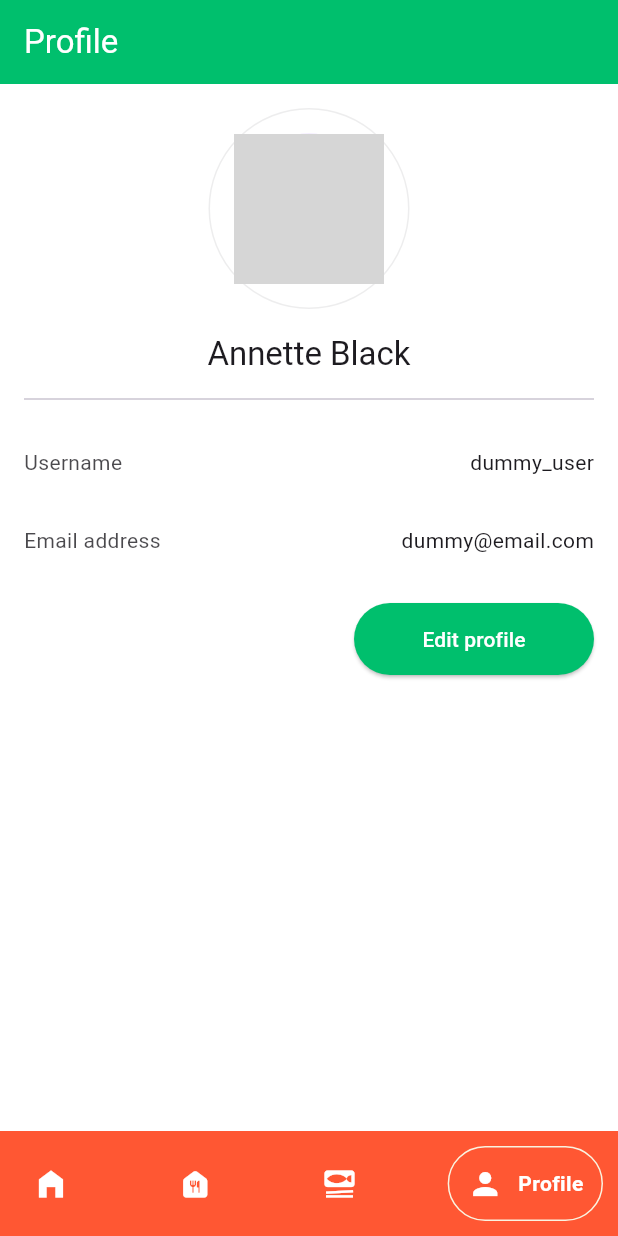
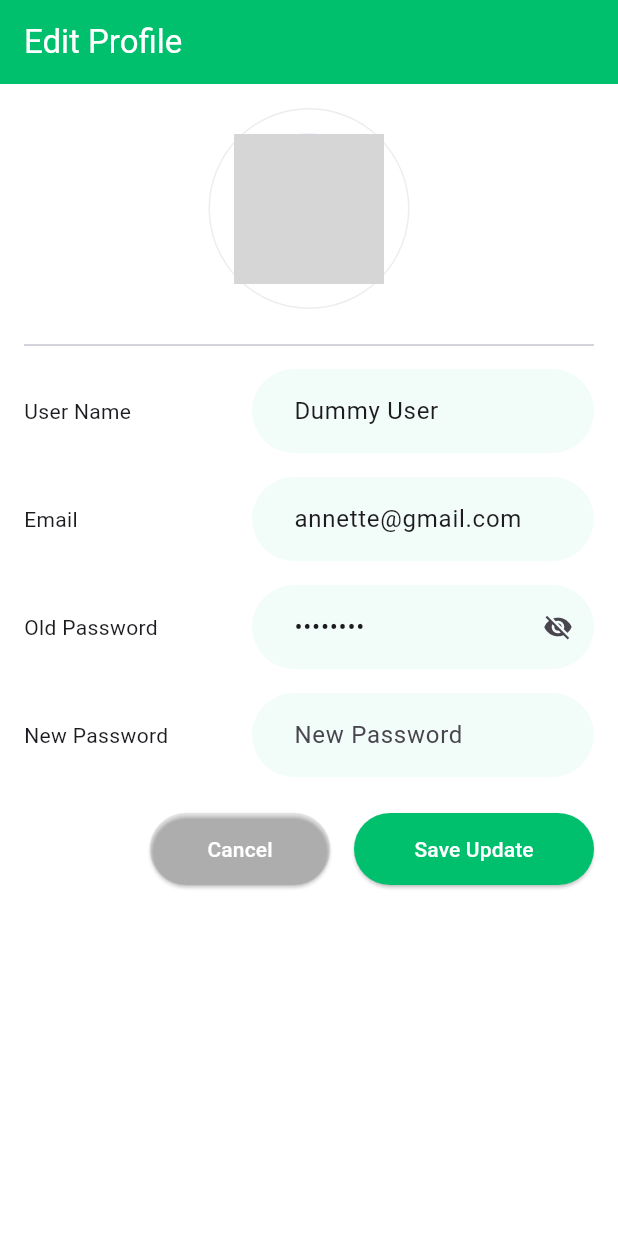
Before and after one commit to VladConstantinescu02/Diploma_Project, a Flutter app: the ProfileScreen screen opened by its route, after a tap on "Edit profile", on a phone screen of 412 x 824 dp. Run offline on Flutter 3.47's test engine with Material 3 defaults, Android fonts, the phone set to English and light mode, and no system bars; drawn by our look-alikes of google_nav_bar; our stand-ins replace firebase_core, flutter_riverpod, flutter_slidable, go_router, lottie; accounts and stored records are empty; network calls fail; grey boxes are pictures that could not be loaded.

Commit message:
Front-end modifications, awaiting back-end

```diff
--- a/lib/config/routing/router_configuration.dart
+++ b/lib/config/routing/router_configuration.dart
@@ -6,6 +6,7 @@ import '../../features/authentification/screens/login_screen.dart';
 import '../../features/authentification/screens/register_screen.dart';
 import '../../features/fridge/screens/fridge_screen.dart';
 import '../../features/homepage/screens/homepage.dart';
+import '../../features/profile/screens/edit_profile_screen.dart';
 import '../navigation/navigationbar.dart';
 import '../../features/meals/screens/meals_screen.dart';
 import '../../features/profile/screens/profile_screen.dart';
@@ -59,6 +60,11 @@ final routerProvider = Provider<GoRouter>((ref) {
         name: 'Register',
         builder: (context, state) => RegisterScreen(),
       ),
+      GoRoute(
+          path: '/editProfile',
+          name: 'EditPrfile',
+          builder: (context, state) => const EditProfileScreen(),
+      ),
       StatefulShellRoute.indexedStack(
         builder: (context, state, navigationShell) {
           return Scaffold(
--- /dev/null
+++ b/lib/features/profile/screens/edit_profile_screen.dart
@@ -0,0 +1,150 @@
+import 'package:flutter/material.dart';
+import 'package:go_router/go_router.dart';
+import '../widgets/input_text_field.dart';
+import '../widgets/profile_photo.dart';
+
+class EditProfileScreen extends StatelessWidget {
+  const EditProfileScreen({super.key});
+
+  @override
+  Widget build(BuildContext context) {
+    return Scaffold(
+      backgroundColor: Colors.white,
+      appBar: AppBar(
+        centerTitle: false,
+        elevation: 0,
+        backgroundColor: const Color(0xFF00BF6D),
+        foregroundColor: Colors.white,
+        title: const Text("Edit Profile"),
+      ),
+      body: SingleChildScrollView(
+        padding: const EdgeInsets.symmetric(horizontal: 16.0),
+        child: Column(
+          children: [
+            ProfilePic(
+              image: 'https://i.postimg.cc/cCsYDjvj/user-2.png',
+              imageUploadBtnPress: () {},
+            ),
+            const Divider(),
+            Form(
+              child: Column(
+                children: [
+                  UserInfoEditField(
+                    text: "User Name",
+                    child: TextFormField(
+                      initialValue: "Dummy User",
+                      decoration: InputDecoration(
+                        filled: true,
+                        fillColor: const Color(0xFF00BF6D).withOpacity(0.05),
+                        contentPadding: const EdgeInsets.symmetric(
+                            horizontal: 16.0 * 1.5, vertical: 16.0),
+                        border: const OutlineInputBorder(
+                          borderSide: BorderSide.none,
+                          borderRadius: BorderRadius.all(Radius.circular(50)),
+                        ),
+                      ),
+                    ),
+                  ),
+                  UserInfoEditField(
+                    text: "Email",
+                    child: TextFormField(
+                      initialValue: "annette@gmail.com",
+                      decoration: InputDecoration(
+                        filled: true,
+                        fillColor: const Color(0xFF00BF6D).withOpacity(0.05),
+                        contentPadding: const EdgeInsets.symmetric(
+                            horizontal: 16.0 * 1.5, vertical: 16.0),
+                        border: const OutlineInputBorder(
+                          borderSide: BorderSide.none,
+                          borderRadius: BorderRadius.all(Radius.circular(50)),
+                        ),
+                      ),
+                    ),
+                  ),
+                  UserInfoEditField(
+                    text: "Old Password",
+                    child: TextFormField(
+                      obscureText: true,
+                      initialValue: "demopass",
+                      decoration: InputDecoration(
+                        suffixIcon: const Icon(
+                          Icons.visibility_off,
+                          size: 20,
+                        ),
+                        filled: true,
+                        fillColor: const Color(0xFF00BF6D).withOpacity(0.05),
+                        contentPadding: const EdgeInsets.symmetric(
+                            horizontal: 16.0 * 1.5, vertical: 16.0),
+                        border: const OutlineInputBorder(
+                          borderSide: BorderSide.none,
+                          borderRadius: BorderRadius.all(Radius.circular(50)),
+                        ),
+                      ),
+                    ),
+                  ),
+                  UserInfoEditField(
+                    text: "New Password",
+                    child: TextFormField(
+                      decoration: InputDecoration(
+                        hintText: "New Password",
+                        filled: true,
+                        fillColor: const Color(0xFF00BF6D).withOpacity(0.05),
+                        contentPadding: const EdgeInsets.symmetric(
+                            horizontal: 16.0 * 1.5, vertical: 16.0),
+                        border: const OutlineInputBorder(
+                          borderSide: BorderSide.none,
+                          borderRadius: BorderRadius.all(Radius.circular(50)),
+                        ),
+                      ),
+                    ),
+                  ),
+                ],
+              ),
+            ),
+            const SizedBox(height: 16.0),
+            Row(
+              mainAxisAlignment: MainAxisAlignment.end,
+              children: [
+                SizedBox(
+                  width: 120,
+                  child: ElevatedButton(
+                    onPressed: () {
+                      context.go('/profile');
+                    },
+                    style: ElevatedButton.styleFrom(
+                      backgroundColor: Theme.of(context)
+                          .textTheme
+                          .bodyLarge!
+                          .color!
+                          .withOpacity(0.08),
+                      foregroundColor: Colors.white,
+                      minimumSize: const Size(double.infinity, 48),
+                      shape: const StadiumBorder(),
+                    ),
+                    child: const Text("Cancel"),
+                  ),
+                ),
+                const SizedBox(width: 16.0),
+                SizedBox(
+                  width: 160,
+                  child: ElevatedButton(
+                    style: ElevatedButton.styleFrom(
+                      backgroundColor: const Color(0xFF00BF6D),
+                      foregroundColor: Colors.white,
+                      minimumSize: const Size(double.infinity, 48),
+                      shape: const StadiumBorder(),
+                    ),
+                    onPressed: () {
+                      context.go('/profile');
+                    },
+                    child: const Text("Save Update"),
+                  ),
+                ),
+              ],
+            ),
+          ],
+        ),
+      ),
+    );
+  }
+}
--- a/lib/features/profile/screens/profile_screen.dart
+++ b/lib/features/profile/screens/profile_screen.dart
@@ -1,4 +1,6 @@
+import 'package:diploma_prj/shared/widgets/button.dart';
 import 'package:flutter/material.dart';
+import 'package:go_router/go_router.dart';
 import '../widgets/profile_photo.dart';
 import '../widgets/user_info.dart';
 
@@ -21,10 +23,7 @@ class ProfileScreen extends StatelessWidget {
         child: Column(
           children: [
             const ProfilePic(image: "https://i.postimg.cc/cCsYDjvj/user-2.png"),
-            Text(
-              "Annette Black",
-              style: Theme.of(context).textTheme.titleLarge,
-            ),
+
             const Divider(height: 16.0 * 2),
             const Info(
               infoKey: "Username",
@@ -46,11 +45,24 @@ class ProfileScreen extends StatelessWidget {
                     minimumSize: const Size(double.infinity, 48),
                     shape: const StadiumBorder(),
                   ),
-                  onPressed: () {},
+                  onPressed: () {
+                    context.go('/editProfile');
+                  },
                   child: const Text("Edit profile"),
                 ),
               ),
             ),
+            const Divider(height: 16.0 * 2),
+
+            Align(
+              alignment: Alignment.centerLeft,
+              child: MyButton(
+                  contentText: 'LogOut',
+                  onPressed: () {
+                    context.go('/login');
+                  }
+              ),
+            )
           ],
         ),
       ),
--- /dev/null
+++ b/lib/features/profile/widgets/input_text_field.dart
@@ -0,0 +1,31 @@
+import 'package:flutter/cupertino.dart';
+
+class UserInfoEditField extends StatelessWidget {
+  const UserInfoEditField({
+    super.key,
+    required this.text,
+    required this.child,
+  });
+
+  final String text;
+  final Widget child;
+
+  @override
+  Widget build(BuildContext context) {
+    return Padding(
+      padding: const EdgeInsets.symmetric(vertical: 16.0 / 2),
+      child: Row(
+        children: [
+          Expanded(
+            flex: 2,
+            child: Text(text),
+          ),
+          Expanded(
+            flex: 3,
+            child: child,
+          ),
+        ],
+      ),
+    );
+  }
+}
--- a/lib/shared/widgets/button.dart
+++ b/lib/shared/widgets/button.dart
@@ -15,7 +15,14 @@ class MyButton extends StatelessWidget {
     return MaterialButton(
       onPressed: onPressed,
       color: Colors.black,
-      child: Text(contentText, style: const TextStyle(color: Colors.white)),
+      shape: const StadiumBorder(),
+      child: Padding(
+        padding: const EdgeInsets.all(12.0),
+        child: Text(
+          contentText,
+          style: const TextStyle(color: Colors.white),
+        ),
+      ),
     );
   }
 }
```
